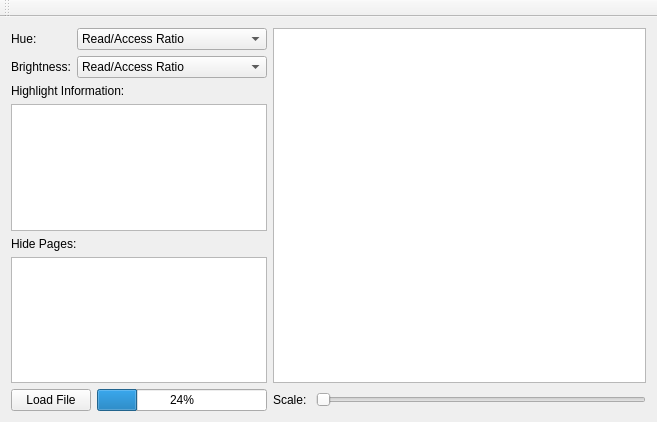
Before: the Qt Designer form vizRenderQt/mainwindow.ui in tmaxthomas/MemVis, drawn with Qt 5.
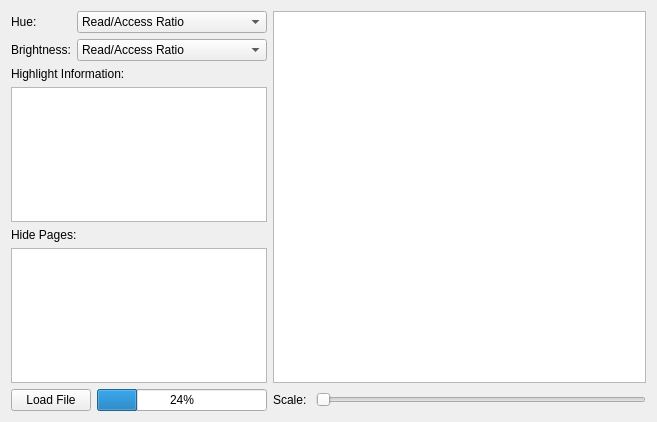
After: the same form once the commit is applied.

Commit message: Removed the menu bar

What changed in the file:
```diff
--- a/vizRenderQt/mainwindow.ui
+++ b/vizRenderQt/mainwindow.ui
@@ -298,14 +298,6 @@
     </rect>
    </property>
   </widget>
-  <widget class="QToolBar" name="mainToolBar">
-   <attribute name="toolBarArea">
-    <enum>TopToolBarArea</enum>
-   </attribute>
-   <attribute name="toolBarBreak">
-    <bool>false</bool>
-   </attribute>
-  </widget>
  </widget>
  <layoutdefault spacing="6" margin="11"/>
  <resources/>
```
The commit also changes 1 other file.
